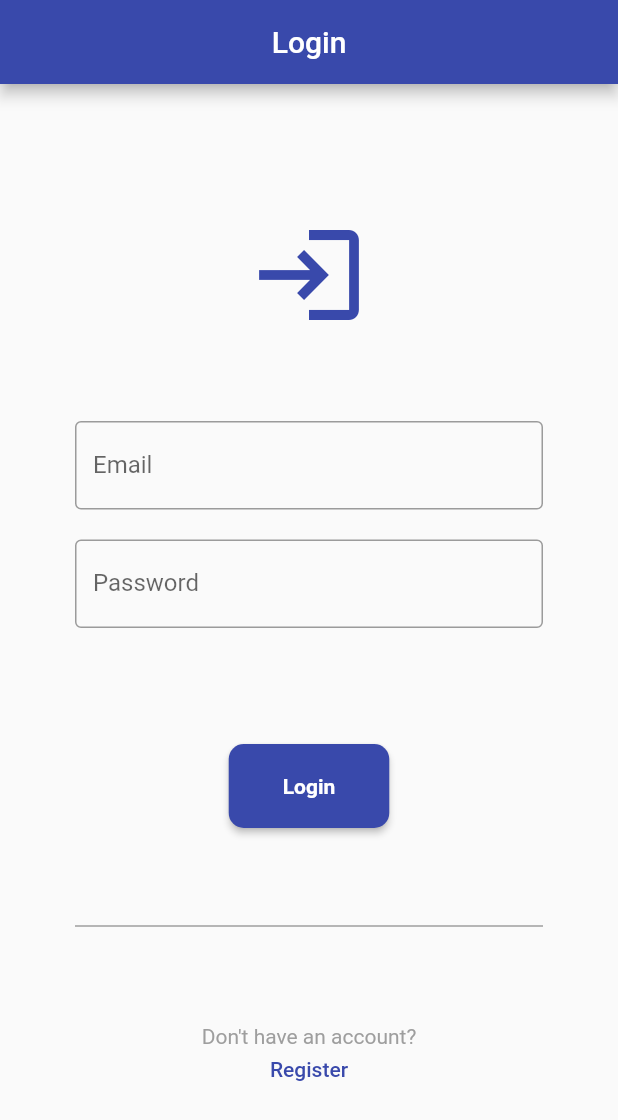
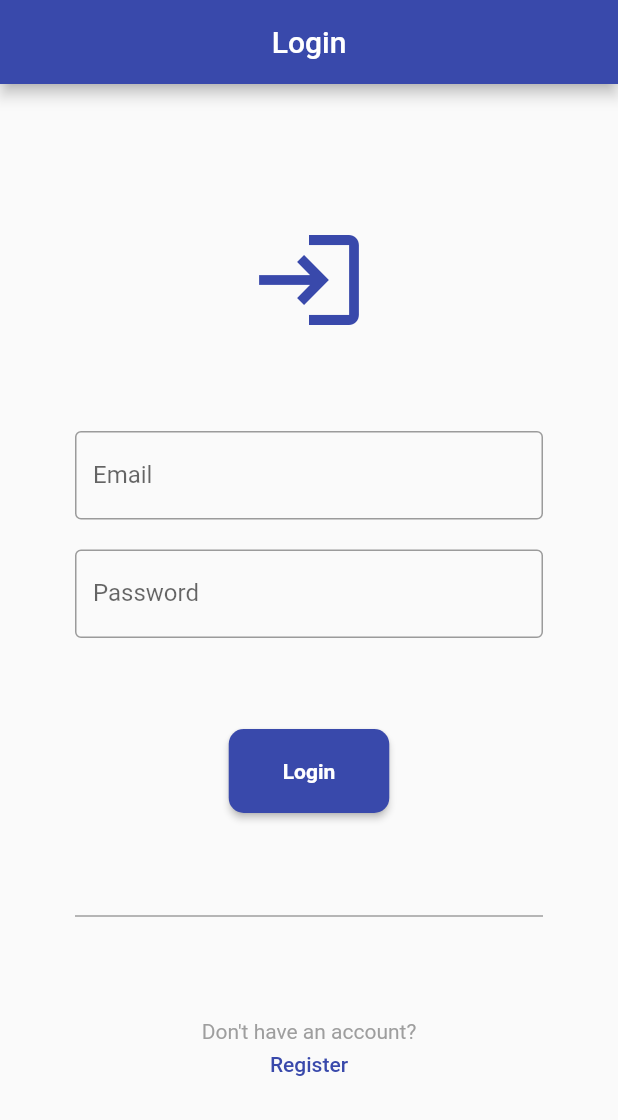
Before and after one commit to iiamjune/simple_inventory_app, a Flutter app: the screen it shows after launch, after a tap on "Login", on a phone screen of 412 x 824 dp. Shown: the top 1120 px of the screen. Run offline on Flutter 3.47's test engine with Material 2 defaults, Android fonts, the light colour scheme and no system bars; our stand-ins replace flutter_easyloading, go_router, shared_preferences; network calls fail.

Commit message:
refactored widgets

```diff
--- a/lib/screens/auth_screens/login_screen.dart
+++ b/lib/screens/auth_screens/login_screen.dart
@@ -2,7 +2,7 @@ import 'package:flutter/material.dart';
 import 'package:flutter_application_1/services/auth_services/login_service.dart';
 import 'package:flutter_application_1/widgets/appbar.dart';
 import 'package:flutter_application_1/widgets/button.dart';
-import 'package:flutter_application_1/widgets/footer.dart';
+import 'package:flutter_application_1/widgets/auth_page_footer.dart';
 import 'package:flutter_application_1/widgets/textformfield.dart';
 import 'package:shared_preferences/shared_preferences.dart';
 
@@ -133,18 +133,18 @@ class _LoginState extends State<Login> {
                   reverse: true,
                   child: Column(
                     children: [
-                      StandardTextField(
+                      AuthTextField(
                         label: Label.email,
                         controller: emailController,
                         errorText: emailError,
                       ),
                       const SizedBox(height: 20.0),
-                      PasswordTextField(
+                      AuthTextField(
                         label: Label.password,
+                        obscureText: true,
                         controller: passwordController,
                         errorText: passwordError,
                       ),
-                      const SizedBox(height: 20.0),
                     ],
                   ),
                 ),
@@ -156,7 +156,7 @@ class _LoginState extends State<Login> {
                   color: Colors.grey,
                   thickness: 1.0,
                 ),
-                PageFooter(
+                AuthPageFooter(
                   label: Label.dontHaveAnAccount,
                   navigation: () {
                     Navigation(context).goToRegistration();
--- a/lib/screens/auth_screens/registration_screen.dart
+++ b/lib/screens/auth_screens/registration_screen.dart
@@ -2,7 +2,7 @@ import 'package:flutter/material.dart';
 import 'package:flutter_application_1/services/auth_services/registration_service.dart';
 import 'package:flutter_application_1/widgets/appbar.dart';
 import 'package:flutter_application_1/widgets/button.dart';
-import 'package:flutter_application_1/widgets/footer.dart';
+import 'package:flutter_application_1/widgets/auth_page_footer.dart';
 import 'package:flutter_application_1/widgets/popup.dart';
 import 'package:flutter_application_1/widgets/textformfield.dart';
 import 'package:shared_preferences/shared_preferences.dart';
@@ -188,26 +188,28 @@ class _RegistrationState extends State<Registration> {
                   reverse: true,
                   child: Column(
                     children: [
-                      StandardTextField(
+                      AuthTextField(
                         label: Label.name,
                         controller: nameController,
                         errorText: nameError,
                       ),
                       const SizedBox(height: 20.0),
-                      StandardTextField(
+                      AuthTextField(
                         label: Label.email,
                         controller: emailController,
                         errorText: emailError,
                       ),
                       const SizedBox(height: 20.0),
-                      PasswordTextField(
+                      AuthTextField(
                         label: Label.password,
+                        obscureText: true,
                         controller: passwordController,
                         errorText: passwordError,
                       ),
                       const SizedBox(height: 20.0),
-                      PasswordTextField(
+                      AuthTextField(
                         label: Label.passwordConfirmation,
+                        obscureText: true,
                         controller: passwordConfirmationController,
                         errorText: confirmPasswordError,
                       ),
@@ -222,7 +224,7 @@ class _RegistrationState extends State<Registration> {
                   color: Colors.grey,
                   thickness: 1.0,
                 ),
-                PageFooter(
+                AuthPageFooter(
                   label: Label.alreadyHaveAnAccount,
                   navigation: () {
                     Navigation(context).goToLogin();
--- a/lib/utils/generated_routes.dart
+++ b/lib/utils/generated_routes.dart
@@ -1,6 +1,6 @@
 import 'package:flutter_application_1/screens/product_screens/add_product_screen.dart';
 import 'package:flutter_application_1/screens/product_screens/product_list_screen.dart';
-import 'package:flutter_application_1/screens/product_screens/product.dart';
+import 'package:flutter_application_1/screens/product_screens/product_screen.dart';
 import 'package:flutter_application_1/screens/auth_screens/registration_screen.dart';
 import 'package:go_router/go_router.dart';
 
--- a/lib/widgets/footer.dart
+++ b/lib/widgets/auth_page_footer.dart
@@ -1,7 +1,7 @@
 import 'package:flutter/material.dart';
 
-class PageFooter extends StatelessWidget {
-  const PageFooter(
+class AuthPageFooter extends StatelessWidget {
+  const AuthPageFooter(
       {super.key,
       required this.label,
       required this.navigation,
@@ -21,7 +21,7 @@ class PageFooter extends StatelessWidget {
         Text(
           label,
           textAlign: TextAlign.center,
-          style: TextStyle(color: Colors.grey),
+          style: const TextStyle(color: Colors.grey),
         ),
         TextButton(
           onPressed: navigation,
--- a/lib/widgets/textformfield.dart
+++ b/lib/widgets/textformfield.dart
@@ -1,60 +1,33 @@
 import 'package:flutter/material.dart';
 import 'package:flutter/services.dart';
 
-class StandardTextField extends StatefulWidget {
-  const StandardTextField({
+class AuthTextField extends StatefulWidget {
+  const AuthTextField({
     super.key,
     required this.label,
-    this.controller,
-    this.errorText,
+    required this.controller,
+    required this.errorText,
+    this.obscureText = false,
   });
   final String? label;
   final TextEditingController? controller;
   final String? errorText;
+  final bool obscureText;
 
   @override
-  State<StandardTextField> createState() => _StandardTextFieldState();
+  State<AuthTextField> createState() => _AuthTextFieldState();
 }
 
-class _StandardTextFieldState extends State<StandardTextField> {
+class _AuthTextFieldState extends State<AuthTextField> {
   @override
   Widget build(BuildContext context) {
     return TextFormField(
+      obscureText: widget.obscureText,
       controller: widget.controller,
       decoration: InputDecoration(
           border: const OutlineInputBorder(),
           labelText: widget.label,
           errorText: widget.errorText),
-    );
-  }
-}
-
-class PasswordTextField extends StatefulWidget {
-  const PasswordTextField({
-    super.key,
-    required this.label,
-    this.controller,
-    this.errorText,
-  });
-  final String? label;
-  final TextEditingController? controller;
-  final String? errorText;
-
-  @override
-  State<PasswordTextField> createState() => _PasswordTextFieldState();
-}
-
-class _PasswordTextFieldState extends State<PasswordTextField> {
-  @override
-  Widget build(BuildContext context) {
-    return TextFormField(
-      obscureText: true,
-      controller: widget.controller,
-      decoration: InputDecoration(
-        border: const OutlineInputBorder(),
-        labelText: widget.label,
-        errorText: widget.errorText,
-      ),
     );
   }
 }
```
Also changed, not shown: lib/screens/product_screens/product_screen.dart (renamed from lib/screens/product_screens/product.dart).
